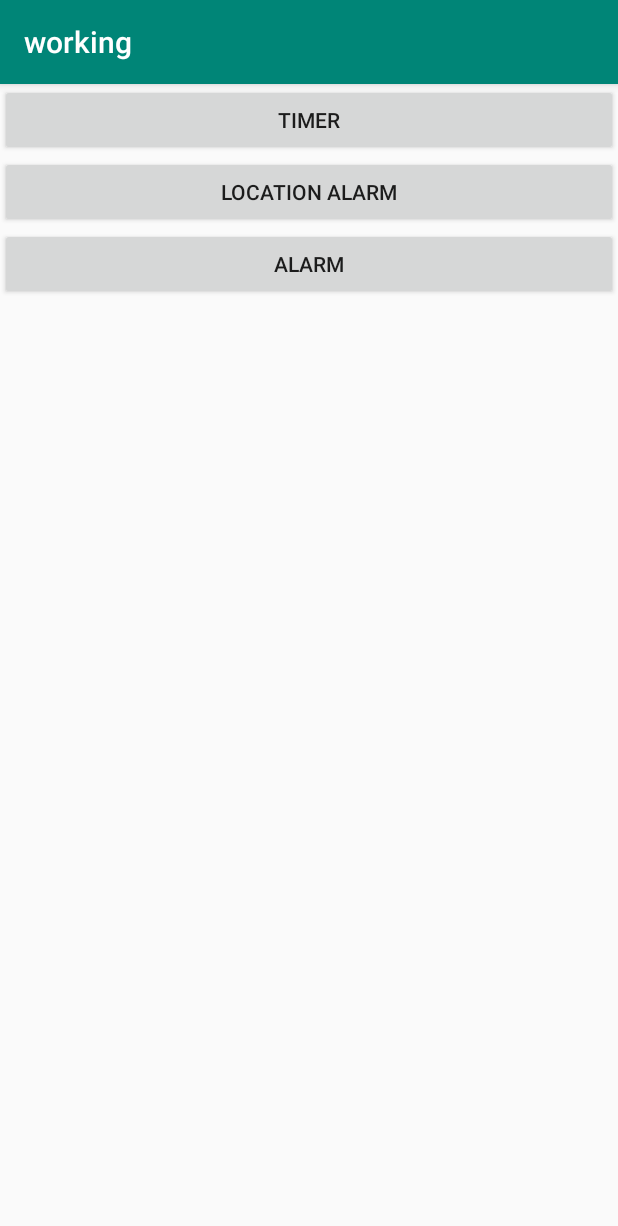
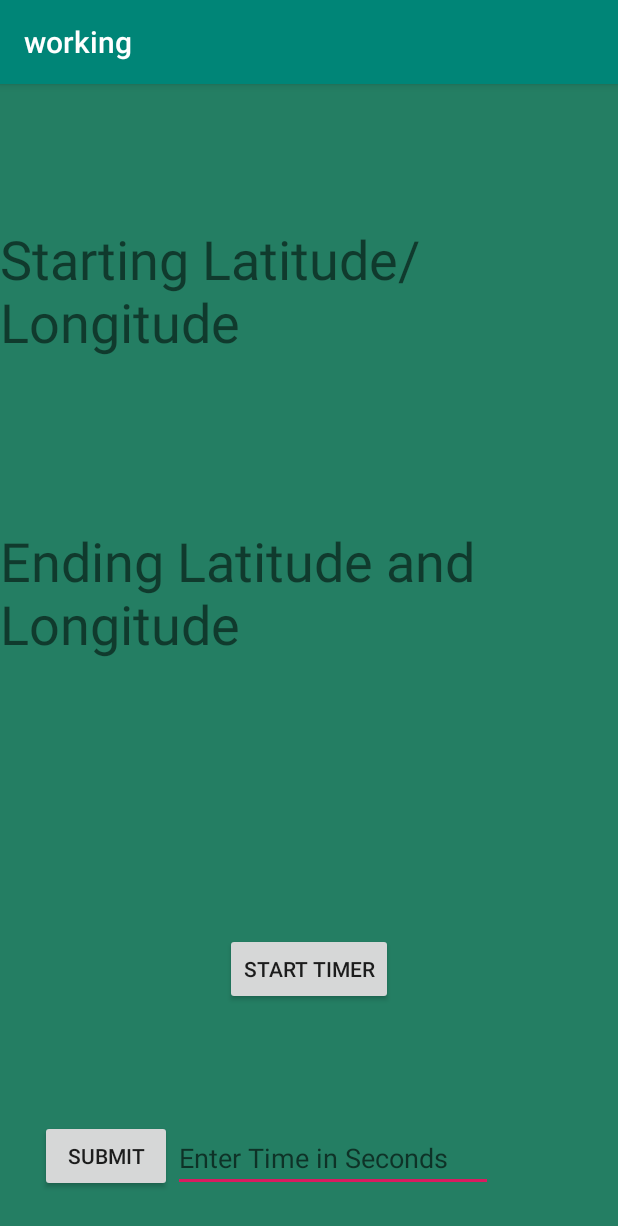
Before and after one commit to alec-greenholdt/Alarm2IT226, an Android app: the LocationAlarm screen opened directly, with no data from a screen before it, on a phone screen of 412 x 824 dp. Shown: the top 1226 px of the screen. Run offline under Robolectric (Android 15) with nearby library versions, the phone set to English and light mode, and no system bars.

Commit message:
Fixed launching LocationAlarm activity - works now

```diff
--- a/working/app/src/main/AndroidManifest.xml
+++ b/working/app/src/main/AndroidManifest.xml
@@ -12,9 +12,7 @@
         android:roundIcon="@mipmap/ic_launcher_round"
         android:supportsRtl="true"
         android:theme="@style/AppTheme">
-
         <activity android:name=".LocationAlarm"></activity>
-
         <activity android:name=".TimerTime"></activity>
         <activity android:name=".Alarm"></activity>
         <activity android:name=".Location"></activity>
--- a/working/app/src/main/java/com/example/working/LocationAlarm.java
+++ b/working/app/src/main/java/com/example/working/LocationAlarm.java
@@ -26,7 +26,7 @@ public class LocationAlarm extends AppCompatActivity {
 
     private LocationManager locationManager;
     private LocationListener locationListener;
-    private Button timerBtn;
+    private Button timerButton;
     private Button submitButton;
     private EditText locationTime;
     private TextView startingcoords;
@@ -36,7 +36,7 @@ public class LocationAlarm extends AppCompatActivity {
     @Override
     protected void onCreate(Bundle savedInstanceState) {
         super.onCreate(savedInstanceState);
-        setContentView(R.layout.activity_main);
+        setContentView(R.layout.activity_location_alarm);
 
         if (ContextCompat.checkSelfPermission(this,Manifest.permission.ACCESS_FINE_LOCATION) != PackageManager.PERMISSION_GRANTED){
             if(ActivityCompat.shouldShowRequestPermissionRationale(this,Manifest.permission.ACCESS_FINE_LOCATION)){
@@ -106,8 +106,8 @@ public class LocationAlarm extends AppCompatActivity {
 
 
 
-        timerBtn = (Button) findViewById(R.id.timerBtn);
-        timerBtn.setOnClickListener(new View.OnClickListener() {
+        timerButton = (Button) findViewById(R.id.timerBtn2);
+        timerButton.setOnClickListener(new View.OnClickListener() {
             @Override
             public void onClick(View v) {                               //time in milliseconds (1000*seconds)
                 locationManager.requestLocationUpdates("gps", 10000, 0, locationListener);
--- a/working/app/src/main/res/layout/activity_location_alarm.xml
+++ b/working/app/src/main/res/layout/activity_location_alarm.xml
@@ -21,7 +21,7 @@
         app:layout_constraintVertical_bias="0.136" />
 
     <Button
-        android:id="@+id/timerBtn"
+        android:id="@+id/timerBtn2"
         android:layout_width="wrap_content"
         android:layout_height="wrap_content"
         android:text="Start Timer"
--- a/working/app/src/main/res/layout/activity_main.xml
+++ b/working/app/src/main/res/layout/activity_main.xml
@@ -15,7 +15,7 @@
         android:layout_width="match_parent"
         android:layout_height="wrap_content"
         android:onClick="locationClick"
-        android:text="Location ALarm" />
+        android:text="Location Alarm" />
 
     <Button
         android:id="@+id/alarmButton"
```
